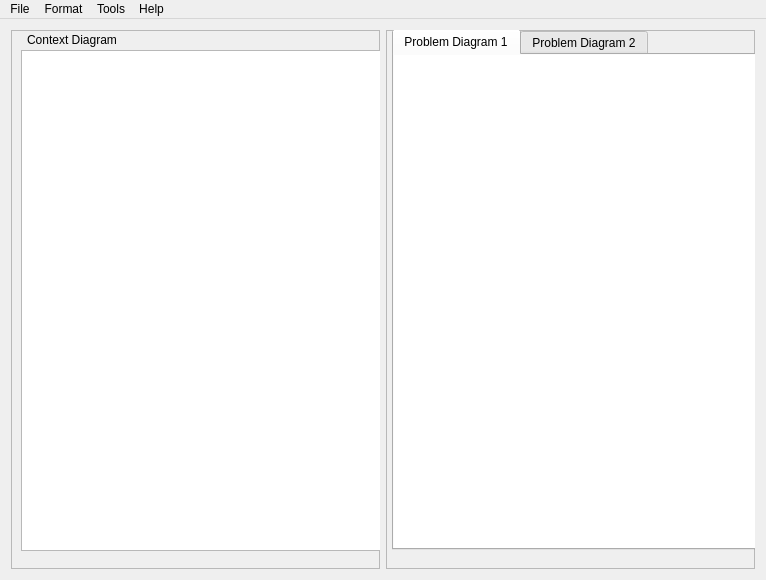
This is mainwindow.ui in mtkloepf/ProF as Qt 5 draws it before an edit. The edited form follows.
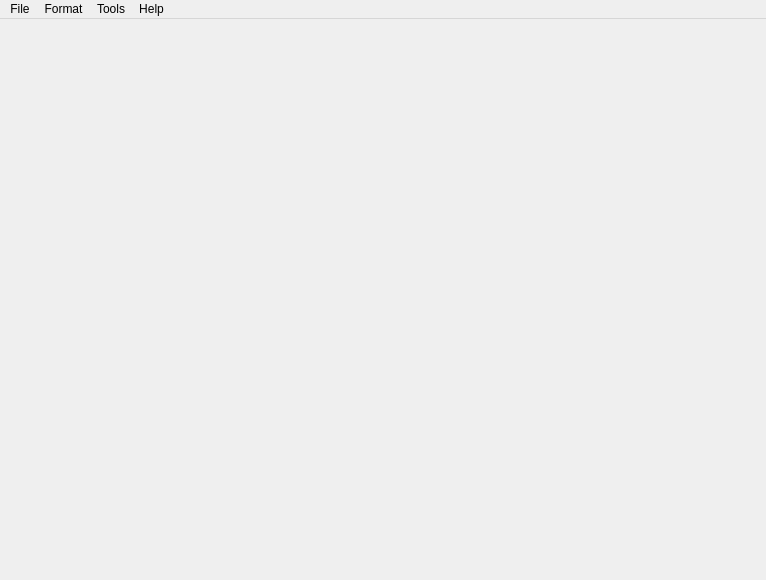
This is the edited form.

Commit message: Sort of reduced down the UI file and removed the problem diagrams completely in order to test the functionality of creating custom graphics views and graphics items. It was successful. The biggest change was adding the custom graphics view. The machine domain can be moved around once again. The domains are now properly created when left clicking on empty space. They can also be dragged around properly and all mouse events are propogated correctly. This is quite a big step forward.

The edit to the form file:
```diff
--- a/mainwindow.ui
+++ b/mainwindow.ui
@@ -32,86 +32,9 @@
    <string>ProF</string>
   </property>
   <widget class="QWidget" name="centralWidget">
-   <layout class="QHBoxLayout" name="horizontalLayout_2">
+   <layout class="QVBoxLayout" name="verticalLayout">
     <item>
-     <layout class="QHBoxLayout" name="horizontalLayout">
-      <item>
-       <widget class="QFrame" name="frame">
-        <property name="frameShape">
-         <enum>QFrame::StyledPanel</enum>
-        </property>
-        <property name="frameShadow">
-         <enum>QFrame::Raised</enum>
-        </property>
-        <widget class="QGraphicsView" name="graphicsView">
-         <property name="geometry">
-          <rect>
-           <x>10</x>
-           <y>20</y>
-           <width>361</width>
-           <height>501</height>
-          </rect>
-         </property>
-        </widget>
-        <widget class="QLabel" name="label">
-         <property name="geometry">
-          <rect>
-           <x>16</x>
-           <y>0</y>
-           <width>361</width>
-           <height>20</height>
-          </rect>
-         </property>
-         <property name="text">
-          <string>Context Diagram</string>
-         </property>
-        </widget>
-       </widget>
-      </item>
-      <item>
-       <widget class="QFrame" name="frame_2">
-        <property name="frameShape">
-         <enum>QFrame::StyledPanel</enum>
-        </property>
-        <property name="frameShadow">
-         <enum>QFrame::Raised</enum>
-        </property>
-        <widget class="QTabWidget" name="tabWidget">
-         <property name="geometry">
-          <rect>
-           <x>6</x>
-           <y>-1</y>
-           <width>371</width>
-           <height>521</height>
-          </rect>
-         </property>
-         <property name="currentIndex">
-          <number>0</number>
-         </property>
-         <widget class="QWidget" name="ProblemDiagram1">
-          <attribute name="title">
-           <string>Problem Diagram 1</string>
-          </attribute>
-          <widget class="QGraphicsView" name="graphicsView_2">
-           <property name="geometry">
-            <rect>
-             <x>-5</x>
-             <y>-9</y>
-             <width>371</width>
-             <height>511</height>
-            </rect>
-           </property>
-          </widget>
-         </widget>
-         <widget class="QWidget" name="tab_2">
-          <attribute name="title">
-           <string>Problem Diagram 2</string>
-          </attribute>
-         </widget>
-        </widget>
-       </widget>
-      </item>
-     </layout>
+     <layout class="QHBoxLayout" name="horizontalLayout"/>
     </item>
    </layout>
   </widget>
```
The commit also changes 7 other files.
